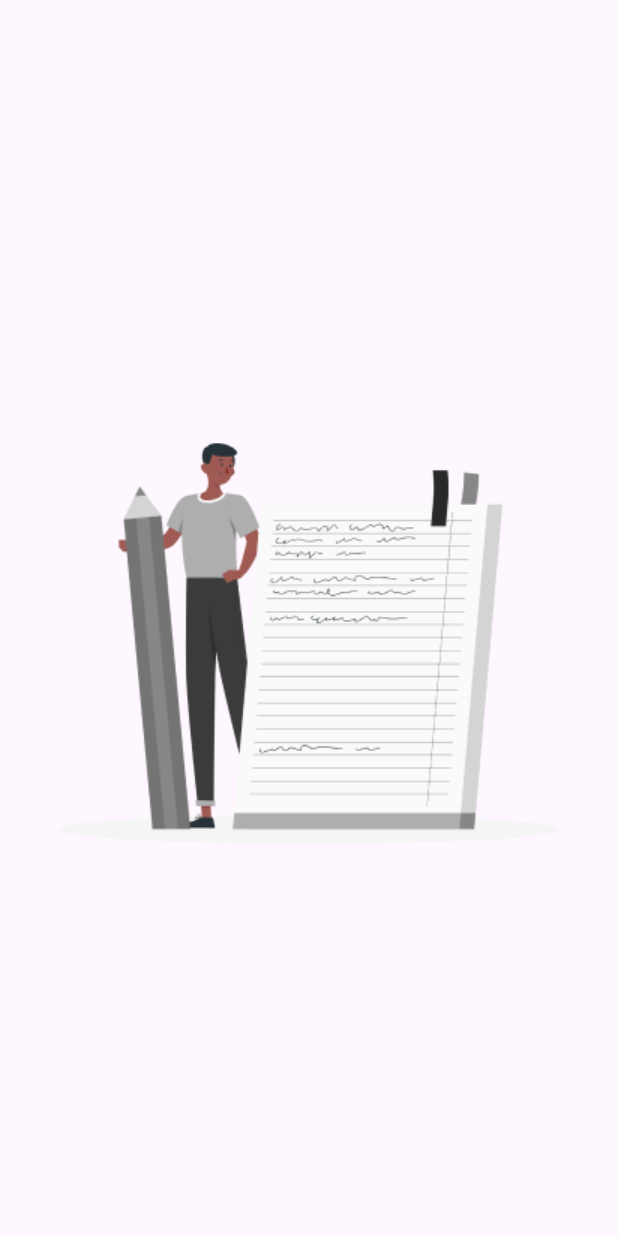
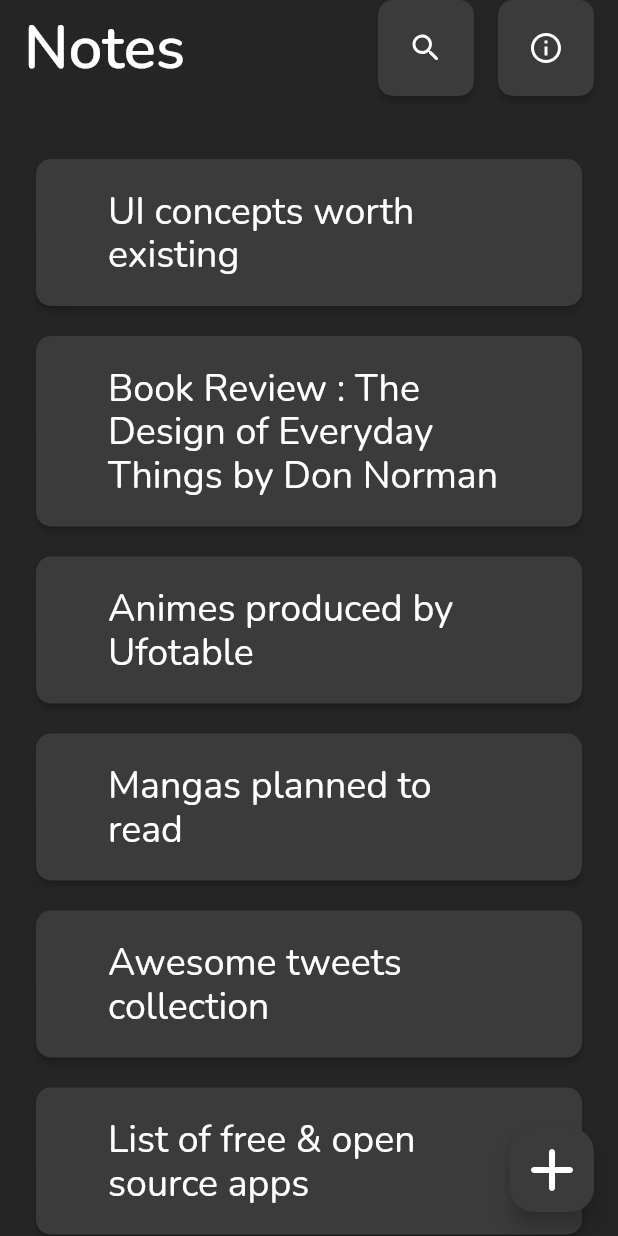
Before and after one commit to faizandarwesh/personal_notes, a Flutter app: the screen it shows after launch, on a phone screen of 412 x 824 dp. Run offline on Flutter 3.47's test engine with Material 3 defaults, Android fonts, the phone set to English and light mode, and no system bars; our stand-ins replace flutter_svg.

Commit message:
Working on theme and Ui design

```diff
--- /dev/null
+++ b/lib/core/helper_widgets/custom_app_bar.dart
@@ -0,0 +1,52 @@
+import 'package:flutter/material.dart';
+import 'package:flutter_svg/flutter_svg.dart';
+import 'package:personal_notes/modules/search/ui/search_screen.dart';
+
+class CustomAppBar extends StatelessWidget {
+  final String icon1;
+  final String icon2;
+
+  const CustomAppBar(
+      {super.key,
+      this.icon1 = "assets/icons/search.svg",
+      this.icon2 = "assets/icons/info_outline.svg"});
+
+  @override
+  Widget build(BuildContext context) {
+    return Padding(
+      padding: const EdgeInsets.symmetric(horizontal: 16.0),
+      child: Row(
+        children: [
+          Text(
+            "Notes",
+            style: Theme.of(context).textTheme.headlineLarge,
+          ),
+          const Spacer(),
+          Card(
+            child: Padding(
+              padding: const EdgeInsets.all(8.0),
+              child: IconButton(
+                  onPressed: () {
+                    Navigator.push(
+                        context,
+                        MaterialPageRoute(
+                            builder: (context) => const SearchScreen()));
+                  },
+                  icon: SvgPicture.asset(icon1)),
+            ),
+          ),
+          const SizedBox(
+            width: 16,
+          ),
+          Card(
+            child: Padding(
+              padding: const EdgeInsets.all(8.0),
+              child:
+                  IconButton(onPressed: () {}, icon: SvgPicture.asset(icon2)),
+            ),
+          ),
+        ],
+      ),
+    );
+  }
+}
--- a/lib/main.dart
+++ b/lib/main.dart
@@ -1,5 +1,6 @@
 import 'package:flutter/material.dart';
 import 'package:personal_notes/modules/home/ui/home_screen.dart';
+import 'package:personal_notes/utils/theme/theme_config.dart';
 
 void main() {
   runApp(const MyApp());
@@ -12,10 +13,7 @@ class MyApp extends StatelessWidget {
   Widget build(BuildContext context) {
     return MaterialApp(
       title: 'Flutter Demo',
-      theme: ThemeData(
-        colorScheme: ColorScheme.fromSeed(seedColor: Colors.deepPurple),
-        useMaterial3: true,
-      ),
+      theme: ThemeConfig().darkTheme,
       home: const HomeScreen(),
     );
   }
--- a/lib/modules/home/ui/home_screen.dart
+++ b/lib/modules/home/ui/home_screen.dart
@@ -1,20 +1,64 @@
 import 'package:flutter/material.dart';
+import 'package:flutter_svg/flutter_svg.dart';
+import 'package:personal_notes/modules/notes/ui/edit_notes_screen.dart';
+import '../../../core/helper_widgets/custom_app_bar.dart';
+import '../../../core/helper_widgets/custom_placeholder_screen.dart';
 
 class HomeScreen extends StatelessWidget {
   const HomeScreen({super.key});
 
   @override
   Widget build(BuildContext context) {
+    final List<String> titles = [
+      "UI concepts worth existing",
+      "Book Review : The Design of Everyday Things by Don Norman",
+      "Animes produced by Ufotable",
+      "Mangas planned to read",
+      "Awesome tweets collection",
+      "List of free & open source apps",
+      "Animes produced by Ufotable",
+      "Book Review : The Design of Everyday Things by Don Norman",
+    ];
+
     return Scaffold(
+      floatingActionButton: FloatingActionButton(
+        backgroundColor: Theme.of(context).cardColor,
+        child: SvgPicture.asset("assets/icons/add.svg"),
+        onPressed: () {
+          Navigator.push(context,
+              MaterialPageRoute(builder: (context) => const EditNotesScreen()));
+        },
+      ),
       body: SafeArea(
           child: Column(
-        mainAxisAlignment: MainAxisAlignment.center,
+        mainAxisAlignment: MainAxisAlignment.start,
         crossAxisAlignment: CrossAxisAlignment.stretch,
         children: [
+          const CustomAppBar(),
           const SizedBox(
             height: 32,
           ),
-          Image.asset("assets/images/home_screen_cover.png"),
+          titles.isNotEmpty
+              ? Expanded(
+                  child: ListView.builder(
+                      shrinkWrap: true,
+                      itemCount: titles.length,
+                      itemBuilder: (context, index) {
+                        return Card(
+                          margin: const EdgeInsets.symmetric(
+                              horizontal: 24, vertical: 10),
+                          child: Padding(
+                            padding: const EdgeInsets.symmetric(
+                                horizontal: 48, vertical: 20),
+                            child: Text(
+                              titles[index],
+                              style: Theme.of(context).textTheme.displayMedium,
+                            ),
+                          ),
+                        );
+                      }),
+                )
+              : const CustomPlaceholderScreen()
         ],
       )),
     );
```
Also changed, not shown: lib/core/helper_widgets/custom_placeholder_screen.dart (added, +31 -0 lines), lib/modules/notes/ui/edit_notes_screen.dart (added, +70 -0 lines), lib/modules/search/ui/search_screen.dart (added, +44 -0 lines), 3 other files.
